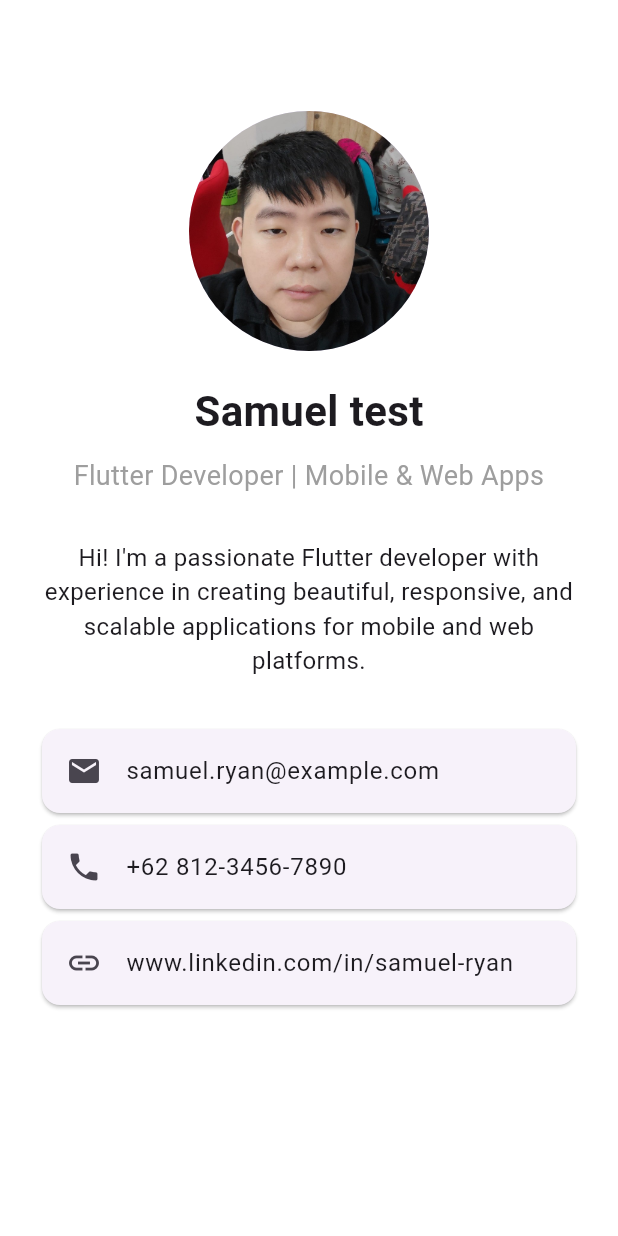
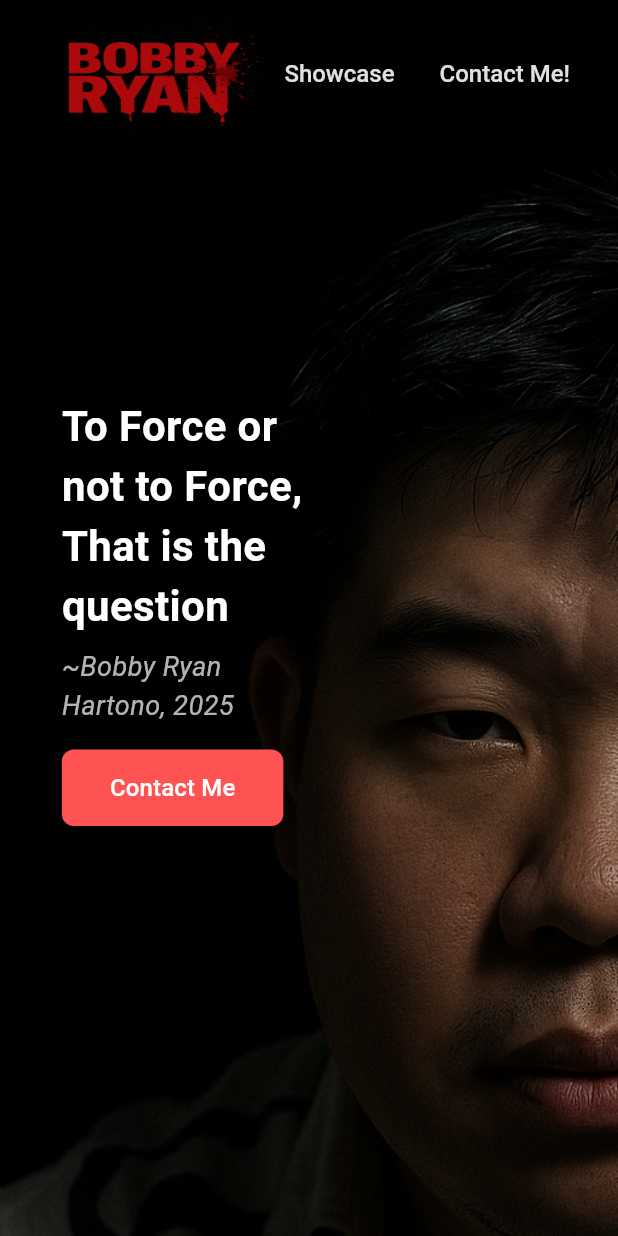
Before and after one commit to TheChefBigDog/Portfolio, a Flutter app: the screen it shows after launch, on a phone screen of 412 x 824 dp. Run offline on Flutter 3.47's test engine with Material 3 defaults, Android fonts, the phone set to English and light mode, and no system bars; our stand-ins replace get.

Commit message:
Commit of the day:
 + Checkpoint

```diff
--- a/lib/main.dart
+++ b/lib/main.dart
@@ -1,5 +1,5 @@
 import 'package:flutter/material.dart';
-import 'package:my_first_app/views/app.dart';
+import 'package:Bobby_Ryan_Hartono/views/app.dart';
 
 void main() {
   runApp(const MyApp());
--- a/lib/views/app.dart
+++ b/lib/views/app.dart
@@ -1,7 +1,7 @@
 import 'package:flutter/material.dart';
 import 'package:get/get_navigation/src/root/get_material_app.dart';
-import 'package:my_first_app/modules/portfolio/portfolio_binding.dart';
-import 'package:my_first_app/views/feature/portfolio_view.dart';
+import 'package:Bobby_Ryan_Hartono/modules/portfolio/portfolio_binding.dart';
+import 'package:Bobby_Ryan_Hartono/views/feature/portfolio_view.dart';
 
 class MyApp extends StatelessWidget {
   const MyApp({super.key});
--- /dev/null
+++ b/lib/views/feature/blood_section.dart
@@ -0,0 +1,81 @@
+import 'package:flutter/material.dart';
+import 'package:url_launcher/url_launcher.dart';
+
+class BloodSection extends StatelessWidget {
+  const BloodSection({Key? key}) : super(key: key);
+
+  Future<void> _openWhatsApp() async {
+    final uri = Uri.parse('https://wa.me/62859211150899');
+    if (await canLaunchUrl(uri)) await launchUrl(uri);
+  }
+
+  @override
+  Widget build(BuildContext context) {
+    final screenH = MediaQuery.of(context).size.height;
+    final screenW = MediaQuery.of(context).size.width;
+
+    return SizedBox(
+      width: double.infinity,
+      height: screenH,
+      child: Stack(
+        fit: StackFit.expand,
+        children: [
+          // Background
+          Image.asset('assets/images/bobby_AI.png', fit: BoxFit.cover),
+
+          // Quote + button in one Positioned
+          Positioned(
+            top: screenH * 0.2,
+            left: screenW * 0.1,
+            width: screenW * 0.4,
+            child: Column(
+              crossAxisAlignment: CrossAxisAlignment.start,
+              children: [
+                const Text(
+                  'To Force or not to Force, That is the question',
+                  style: TextStyle(
+                    fontSize: 28,
+                    fontWeight: FontWeight.bold,
+                    color: Colors.white,
+                    shadows: [Shadow(blurRadius: 6, color: Colors.black54)],
+                  ),
+                ),
+                const SizedBox(height: 8),
+                const Text(
+                  '~Bobby Ryan Hartono, 2025',
+                  style: TextStyle(
+                    fontSize: 18,
+                    fontStyle: FontStyle.italic,
+                    color: Colors.white70,
+                  ),
+                ),
+
+                // exactly 16px below the quote
+                const SizedBox(height: 16),
+
+                ElevatedButton(
+                  style: ElevatedButton.styleFrom(
+                    backgroundColor: Colors.redAccent,
+                    padding: const EdgeInsets.symmetric(
+                      horizontal: 32,
+                      vertical: 14,
+                    ),
+                    shape: RoundedRectangleBorder(
+                      borderRadius: BorderRadius.circular(8),
+                    ),
+                    elevation: 6,
+                  ),
+                  onPressed: _openWhatsApp,
+                  child: const Text(
+                    'Contact Me',
+                    style: TextStyle(color: Colors.white, fontSize: 16),
+                  ),
+                ),
+              ],
+            ),
+          ),
+        ],
+      ),
+    );
+  }
+}
--- a/lib/views/feature/portfolio_view.dart
+++ b/lib/views/feature/portfolio_view.dart
@@ -1,79 +1,29 @@
+import 'package:Bobby_Ryan_Hartono/modules/portfolio/portfolio_controller.dart';
+import 'package:Bobby_Ryan_Hartono/views/feature/blood_section.dart';
+import 'package:Bobby_Ryan_Hartono/views/widget/portfolio_header.dart';
 import 'package:flutter/material.dart';
 import 'package:get/get.dart';
-import 'package:my_first_app/modules/portfolio/portfolio_controller.dart';
 
 class PortfolioView extends StatelessWidget {
   const PortfolioView({super.key});
 
   @override
   Widget build(BuildContext context) {
+    final screenH = MediaQuery.of(context).size.height;
+    final headerH = screenH * 0.12;
     return Scaffold(
+      extendBodyBehindAppBar: true,
       backgroundColor: Colors.white,
+      appBar: PreferredSize(
+        preferredSize: Size.fromHeight(headerH),
+        child: const PortfolioHeader(heightFraction: 0.12),
+      ),
       body: GetBuilder<PortfolioController>(
-        init: PortfolioController(), // Initialize controller if not injected
         builder: (controller) {
-          return SingleChildScrollView(
-            padding: const EdgeInsets.all(24),
+          return const SingleChildScrollView(
             child: Column(
               crossAxisAlignment: CrossAxisAlignment.center,
-              children: [
-                const SizedBox(height: 50),
-
-                // Profile Image
-                CircleAvatar(
-                  radius: 80,
-                  backgroundImage:
-                      const AssetImage("assets/images/ic_profile_page.jpg"),
-                ),
-                const SizedBox(height: 20),
-
-                // Name
-                Text(
-                  controller.name.value,
-                  style: const TextStyle(
-                    fontSize: 28,
-                    fontWeight: FontWeight.bold,
-                  ),
-                ),
-                const SizedBox(height: 10),
-
-                // Title
-                Text(
-                  controller.title.value,
-                  style: const TextStyle(fontSize: 18, color: Colors.grey),
-                  textAlign: TextAlign.center,
-                ),
-                const SizedBox(height: 30),
-
-                // About Section
-                Text(
-                  controller.about.value,
-                  style: const TextStyle(fontSize: 16),
-                  textAlign: TextAlign.center,
-                ),
-                const SizedBox(height: 30),
-
-                // Contact Info
-                Card(
-                  child: ListTile(
-                    leading: const Icon(Icons.email),
-                    title: Text(controller.email.value),
-                  ),
-                ),
-                Card(
-                  child: ListTile(
-                    leading: const Icon(Icons.phone),
-                    title: Text(controller.phone.value),
-                  ),
-                ),
-                Card(
-                  child: ListTile(
-                    leading: const Icon(Icons.link),
-                    title: Text(controller.linkedin.value),
-                  ),
-                ),
-                const SizedBox(height: 20),
-              ],
+              children: [SafeArea(child: BloodSection())],
             ),
           );
         },
--- /dev/null
+++ b/lib/views/widget/portfolio_header.dart
@@ -0,0 +1,95 @@
+import 'package:flutter/material.dart';
+
+class PortfolioHeader extends StatelessWidget {
+  final double heightFraction;
+
+  const PortfolioHeader({super.key, this.heightFraction = 0.12});
+
+  @override
+  Widget build(BuildContext context) {
+    final screenH = MediaQuery.of(context).size.height;
+    final headerH = screenH * heightFraction;
+    final logoH = headerH * 1.5;
+
+    return AppBar(
+      automaticallyImplyLeading: false,
+      backgroundColor: Colors.black,
+      elevation: 0,
+      toolbarHeight: headerH,
+      leadingWidth: logoH + 32,
+      leading: Padding(
+        padding: const EdgeInsets.only(left: 32),
+        child: Image.asset(
+          'assets/images/guilt_can_be_a_killer.png',
+          height: logoH,
+          fit: BoxFit.fill,
+        ),
+      ),
+      flexibleSpace: Container(
+        decoration: BoxDecoration(
+          color: Colors.black,
+          boxShadow: [
+            BoxShadow(
+              color: Colors.black.withOpacity(0.3),
+              offset: const Offset(0, 4),
+              blurRadius: 10,
+              spreadRadius: 1,
+            ),
+          ],
+        ),
+      ),
+      actions: [
+        Padding(
+          padding: const EdgeInsets.only(right: 32),
+          child: Row(
+            mainAxisSize: MainAxisSize.min,
+            children: [
+              _NavButton(title: "Showcase", onTap: () {}),
+              const SizedBox(width: 30),
+              _NavButton(title: "Contact Me!", onTap: () {}),
+            ],
+          ),
+        ),
+      ],
+    );
+  }
+}
+
+class _NavButton extends StatefulWidget {
+  final String title;
+  final VoidCallback? onTap;
+
+  const _NavButton({
+    Key? key,
+    required this.title,
+    this.onTap,
+  }) : super(key: key);
+
+  @override
+  State<_NavButton> createState() => _NavButtonState();
+}
+
+class _NavButtonState extends State<_NavButton> {
+  bool _hovering = false;
+
+  @override
+  Widget build(BuildContext context) {
+    return MouseRegion(
+      cursor: SystemMouseCursors.click,
+      onEnter: (_) => setState(() => _hovering = true),
+      onExit: (_) => setState(() => _hovering = false),
+      child: GestureDetector(
+        onTap: widget.onTap,
+        child: AnimatedDefaultTextStyle(
+          duration: const Duration(milliseconds: 200),
+          style: TextStyle(
+            fontSize: 16,
+            fontWeight: FontWeight.w500,
+            color: _hovering ? Colors.red : Colors.grey[300],
+          ),
+          child: Text(widget.title),
+        ),
+      ),
+    );
+  }
+}
```
Also changed, not shown: pubspec.yaml (+5 -3 lines), assets/images/bobby_AI.png (added), assets/images/bobby_ryan_hartono.png (added), assets/images/guilt_can_be_a_killer.png (added), pubspec.lock, 24 other files.
